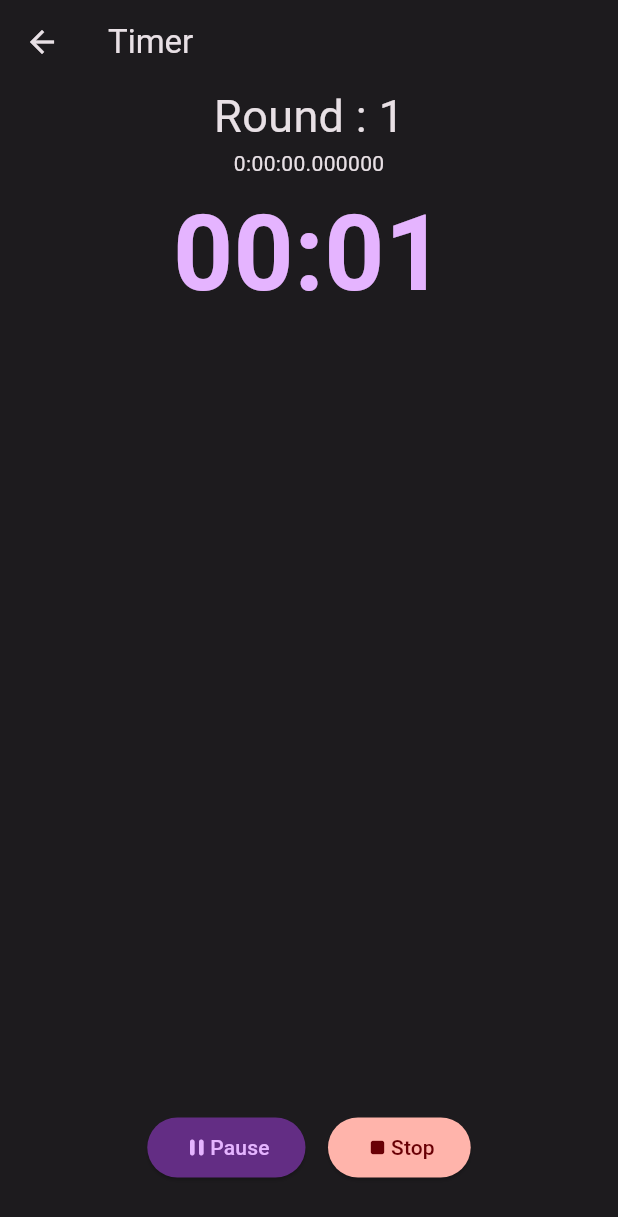
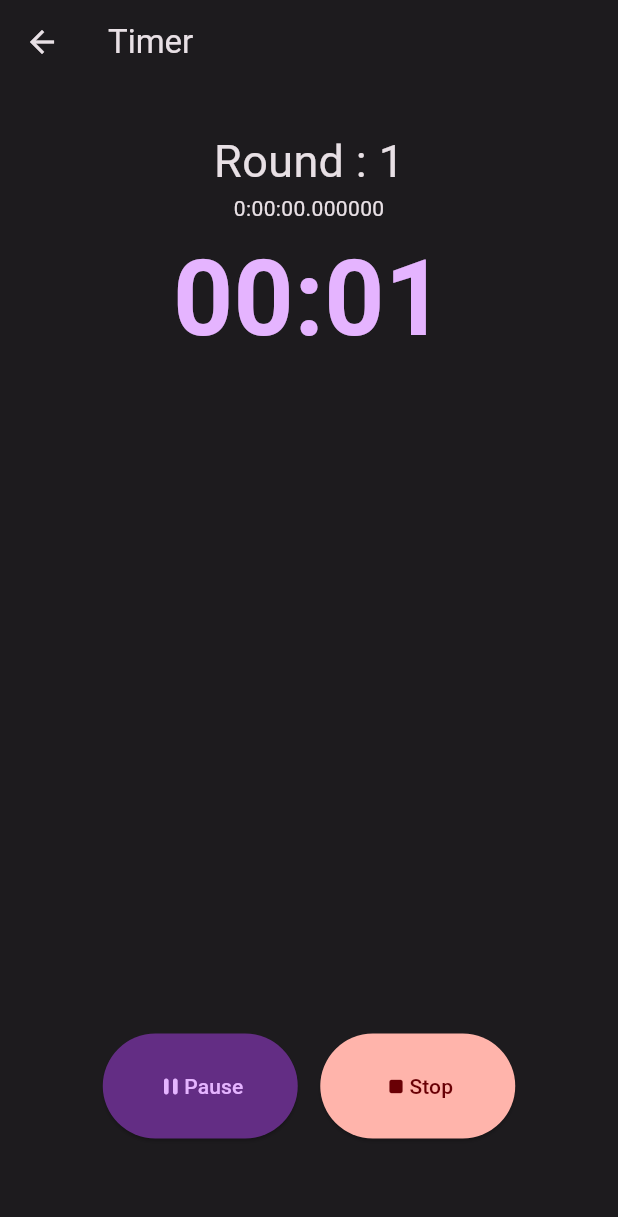
Before and after one commit to syafiqadibafham/interval_timer, a Flutter app: the screen it shows after launch, after a tap on "Start Training", on a phone screen of 412 x 824 dp. Shown: the top 1217 px of the screen. Run offline on Flutter 3.47's test engine with Material 2 defaults, Android fonts, the light colour scheme and no system bars; our stand-ins replace bloc, equatable, flutter_bloc, numberpicker, slide_countdown, wakelock; missing offline and left inert: flutter_touch_spin.

Commit message:
Change button size

```diff
--- a/lib/timer_page.dart
+++ b/lib/timer_page.dart
@@ -123,6 +123,8 @@ class _timerPageState extends State<timerPage> {
       body: Center(
         // Center is a layout widget. It takes a single child and positions it
         // in the middle of the parent.
+        child: Padding(
+          padding: const EdgeInsets.symmetric(vertical: 30.0),
           child: Column(
             mainAxisAlignment: MainAxisAlignment.center,
             children: <Widget>[
@@ -143,6 +145,7 @@ class _timerPageState extends State<timerPage> {
                 height: 35,
               )
             ],
+          ),
         ),
       ),
     );
@@ -176,10 +179,15 @@ class _timerPageState extends State<timerPage> {
         mainAxisAlignment: MainAxisAlignment.center,
         crossAxisAlignment: CrossAxisAlignment.center,
         children: [
-          ElevatedButton(
+          SizedBox(
+            height: 70,
+            width: 130,
+            child: ElevatedButton(
               style: ButtonStyle(),
               onPressed: _restart,
               child: Row(
+                mainAxisAlignment: MainAxisAlignment.center,
+                crossAxisAlignment: CrossAxisAlignment.center,
                 children: [
                   Icon(Icons.replay_rounded),
                   Text(
@@ -190,6 +198,7 @@ class _timerPageState extends State<timerPage> {
                 ],
               ),
             ),
+          ),
         ],
       );
     }
@@ -197,13 +206,19 @@ class _timerPageState extends State<timerPage> {
       mainAxisAlignment: MainAxisAlignment.center,
       crossAxisAlignment: CrossAxisAlignment.center,
       children: [
-        ElevatedButton(
+        SizedBox(
+          height: 70,
+          width: 130,
+          child: ElevatedButton(
             style: ElevatedButton.styleFrom(
               primary: _workout.isActive
                   ? Theme.of(context).colorScheme.primaryContainer
-                  : Theme.of(context).colorScheme.onPrimaryContainer),
+                  : Theme.of(context).colorScheme.onPrimaryContainer,
+            ),
             onPressed: _workout.isActive ? _pause : _start,
             child: Row(
+              mainAxisAlignment: MainAxisAlignment.center,
+              crossAxisAlignment: CrossAxisAlignment.center,
               children: [
                 _workout.isActive
                     ? Icon(
@@ -217,19 +232,26 @@ class _timerPageState extends State<timerPage> {
                   style: TextStyle(
                     color: _workout.isActive
                         ? Theme.of(context).colorScheme.primary
-                        : Theme.of(context).colorScheme.onPrimary),
+                        : Theme.of(context).colorScheme.onPrimary,
+                  ),
                 ),
               ],
+            ),
           ),
         ),
         SizedBox(
           width: 15,
         ),
-        ElevatedButton(
+        SizedBox(
+          height: 70,
+          width: 130,
+          child: ElevatedButton(
             style: ElevatedButton.styleFrom(
                 primary: Theme.of(context).colorScheme.onErrorContainer),
             onPressed: _stop,
             child: Row(
+              mainAxisAlignment: MainAxisAlignment.center,
+              crossAxisAlignment: CrossAxisAlignment.center,
               children: [
                 Icon(
                   Icons.stop_rounded,
@@ -237,9 +259,11 @@ class _timerPageState extends State<timerPage> {
                 ),
                 Text(
                   "Stop",
-                style: TextStyle(color: Theme.of(context).colorScheme.onError),
+                  style:
+                      TextStyle(color: Theme.of(context).colorScheme.onError),
                 ),
               ],
+            ),
           ),
         ),
       ],
```
Lines whose indentation alone changed are shown as unchanged.
